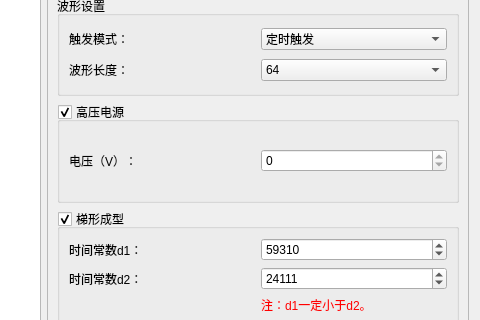
Above: detsettingwindow.ui from MrXiaomao/ZrActivationPro before the change; both pictures show x 252 to 732 and y 398 to 718 of the 732 by 864 pixel window. Below: the same form after it.
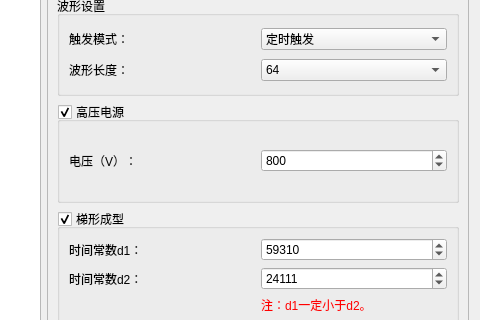
That is the form after the change.

What changed in the file:
```diff
--- a/detsettingwindow.ui
+++ b/detsettingwindow.ui
@@ -417,13 +417,13 @@
           <item>
            <widget class="QSpinBox" name="spinBox_highVoltageOutLevel">
             <property name="maximum">
-             <number>0</number>
+             <number>1000</number>
             </property>
             <property name="singleStep">
              <number>1</number>
             </property>
             <property name="value">
-             <number>0</number>
+             <number>800</number>
             </property>
            </widget>
           </item>
```
